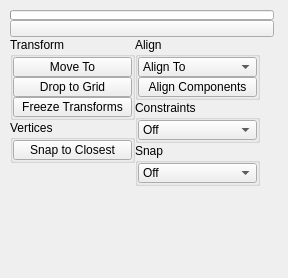
Above: ui/level_3/transform.ui from m3trik/Scripts_portable before the change. Below: the same form after it.
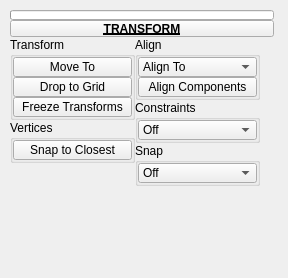
That is the form after the change. Custom widgets are drawn as their Qt base class.

Diff of the .ui file:
```diff
--- a/ui/level_3/transform.ui
+++ b/ui/level_3/transform.ui
@@ -93,8 +93,15 @@
          <height>17</height>
         </size>
        </property>
+       <property name="font">
+        <font>
+         <weight>75</weight>
+         <bold>true</bold>
+         <underline>true</underline>
+        </font>
+       </property>
        <property name="text">
-        <string/>
+        <string>TRANSFORM</string>
        </property>
        <property name="checkable">
         <bool>true</bool>
@@ -593,6 +600,11 @@
   </widget>
  </widget>
  <customwidgets>
+  <customwidget>
+   <class>TkToolButton</class>
+   <extends>QToolButton</extends>
+   <header>widgets.tktoolbutton.h</header>
+  </customwidget>
   <customwidget>
    <class>TkPushButton_Draggable</class>
    <extends>QPushButton</extends>
@@ -608,11 +620,6 @@
    <extends>QComboBox</extends>
    <header>widgets.tkcombobox.h</header>
   </customwidget>
-  <customwidget>
-   <class>TkToolButton</class>
-   <extends>QToolButton</extends>
-   <header>widgets.tktoolbutton.h</header>
-  </customwidget>
  </customwidgets>
  <resources/>
  <connections/>
```
